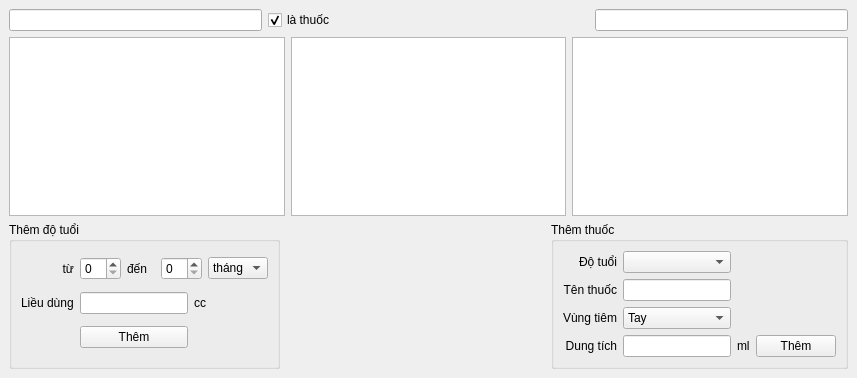
First picture: the form in managebenhvathuoc.ui, repository xdien/tcmr, before the edit.
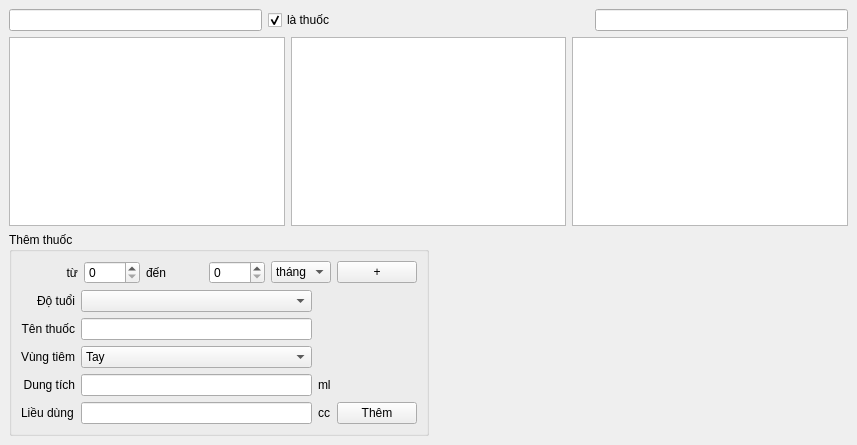
Second picture: the form after the edit.

Commit message: sua loi managebenhvathuoc

Patch:
```diff
--- a/managebenhvathuoc.ui
+++ b/managebenhvathuoc.ui
@@ -7,7 +7,7 @@
     <x>0</x>
     <y>0</y>
     <width>857</width>
-    <height>378</height>
+    <height>445</height>
    </rect>
   </property>
   <property name="windowTitle">
@@ -62,18 +62,15 @@
      </layout>
     </item>
     <item>
-     <layout class="QGridLayout" name="gridLayout_3">
-      <item row="0" column="0">
-       <widget class="QGroupBox" name="groupBox">
+     <layout class="QHBoxLayout" name="horizontalLayout">
+      <item>
+       <widget class="QGroupBox" name="groupBox_2">
         <property name="title">
-         <string>Thêm độ tuổi</string>
+         <string>Thêm thuốc</string>
         </property>
-        <layout class="QHBoxLayout" name="horizontalLayout">
+        <layout class="QVBoxLayout" name="verticalLayout">
          <item>
-          <layout class="QGridLayout" name="gridLayout">
-           <item row="0" column="1">
-            <widget class="QSpinBox" name="spinBox"/>
-           </item>
+          <layout class="QGridLayout" name="gridLayout_2">
            <item row="0" column="0">
             <widget class="QLabel" name="label_8">
              <property name="text">
@@ -84,27 +81,6 @@
              </property>
             </widget>
            </item>
-           <item row="1" column="0">
-            <widget class="QLabel" name="label_7">
-             <property name="text">
-              <string>Liều dùng</string>
-             </property>
-            </widget>
-           </item>
-           <item row="2" column="1" colspan="3">
-            <widget class="QPushButton" name="pushButton_themdotuoi">
-             <property name="text">
-              <string>Thêm</string>
-             </property>
-            </widget>
-           </item>
-           <item row="1" column="4" colspan="2">
-            <widget class="QLabel" name="label_9">
-             <property name="text">
-              <string>cc</string>
-             </property>
-            </widget>
-           </item>
            <item row="0" column="2">
             <widget class="QLabel" name="label">
              <property name="text">
@@ -112,13 +88,7 @@
              </property>
             </widget>
            </item>
-           <item row="1" column="1" colspan="3">
-            <widget class="QLineEdit" name="lineEdit_lieudung"/>
-           </item>
-           <item row="0" column="3" colspan="2">
-            <widget class="QSpinBox" name="spinBox_2"/>
-           </item>
-           <item row="0" column="5">
+           <item row="0" column="4">
             <widget class="QComboBox" name="comboBox_thangnam">
              <item>
               <property name="text">
@@ -132,72 +102,86 @@
              </item>
             </widget>
            </item>
+           <item row="0" column="5">
+            <widget class="QPushButton" name="pushButton_themdotuoi">
+             <property name="text">
+              <string>+</string>
+             </property>
+            </widget>
+           </item>
+           <item row="0" column="3">
+            <widget class="QSpinBox" name="spinBox_2"/>
+           </item>
+           <item row="0" column="1">
+            <widget class="QSpinBox" name="spinBox"/>
+           </item>
           </layout>
          </item>
-        </layout>
-       </widget>
-      </item>
-      <item row="0" column="1">
-       <spacer name="horizontalSpacer">
-        <property name="orientation">
-         <enum>Qt::Horizontal</enum>
-        </property>
-        <property name="sizeHint" stdset="0">
-         <size>
-          <width>40</width>
-          <height>20</height>
-         </size>
-        </property>
-       </spacer>
-      </item>
-      <item row="0" column="2">
-       <widget class="QGroupBox" name="groupBox_2">
-        <property name="title">
-         <string>Thêm thuốc</string>
-        </property>
-        <layout class="QVBoxLayout" name="verticalLayout">
          <item>
-          <layout class="QGridLayout" name="gridLayout_2">
-           <item row="3" column="4">
-            <widget class="QPushButton" name="pushButton_themthuoc">
+          <layout class="QGridLayout" name="gridLayout">
+           <item row="4" column="0">
+            <widget class="QLabel" name="label_7">
              <property name="text">
-              <string>Thêm</string>
-             </property>
-            </widget>
-           </item>
-           <item row="2" column="0">
-            <widget class="QLabel" name="label_6">
-             <property name="text">
-              <string>Vùng tiêm</string>
-             </property>
-             <property name="alignment">
-              <set>Qt::AlignRight|Qt::AlignTrailing|Qt::AlignVCenter</set>
-             </property>
-            </widget>
-           </item>
-           <item row="0" column="0">
-            <widget class="QLabel" name="label_4">
-             <property name="text">
-              <string>Độ tuổi</string>
-             </property>
-             <property name="alignment">
-              <set>Qt::AlignRight|Qt::AlignTrailing|Qt::AlignVCenter</set>
+              <string>Liều dùng</string>
              </property>
             </widget>
            </item>
            <item row="1" column="1">
             <widget class="QLineEdit" name="lineEdit_tenthuoc"/>
            </item>
-           <item row="0" column="1">
-            <widget class="QComboBox" name="comboBox_2"/>
+           <item row="3" column="0">
+            <widget class="QLabel" name="label_5">
+             <property name="text">
+              <string>Dung tích</string>
+             </property>
+             <property name="alignment">
+              <set>Qt::AlignRight|Qt::AlignTrailing|Qt::AlignVCenter</set>
+             </property>
+            </widget>
            </item>
-           <item row="3" column="3">
+           <item row="3" column="1">
+            <widget class="QLineEdit" name="lineEdit_dungtich"/>
+           </item>
+           <item row="3" column="2">
             <widget class="QLabel" name="label_10">
              <property name="text">
               <string>ml</string>
              </property>
             </widget>
            </item>
+           <item row="0" column="1">
+            <widget class="QComboBox" name="comboBox_2"/>
+           </item>
+           <item row="1" column="0">
+            <widget class="QLabel" name="label_3">
+             <property name="text">
+              <string>Tên thuốc</string>
+             </property>
+             <property name="alignment">
+              <set>Qt::AlignRight|Qt::AlignTrailing|Qt::AlignVCenter</set>
+             </property>
+            </widget>
+           </item>
+           <item row="0" column="0">
+            <widget class="QLabel" name="label_4">
+             <property name="text">
+              <string>Độ tuổi</string>
+             </property>
+             <property name="alignment">
+              <set>Qt::AlignRight|Qt::AlignTrailing|Qt::AlignVCenter</set>
+             </property>
+            </widget>
+           </item>
+           <item row="2" column="0">
+            <widget class="QLabel" name="label_6">
+             <property name="text">
+              <string>Vùng tiêm</string>
+             </property>
+             <property name="alignment">
+              <set>Qt::AlignRight|Qt::AlignTrailing|Qt::AlignVCenter</set>
+             </property>
+            </widget>
+           </item>
            <item row="2" column="1">
             <widget class="QComboBox" name="comboBox_vungtiem">
              <item>
@@ -212,27 +196,21 @@
              </item>
             </widget>
            </item>
-           <item row="1" column="0">
-            <widget class="QLabel" name="label_3">
+           <item row="4" column="1">
+            <widget class="QLineEdit" name="lineEdit_lieudung"/>
+           </item>
+           <item row="4" column="2">
+            <widget class="QLabel" name="label_9">
              <property name="text">
-              <string>Tên thuốc</string>
+              <string>cc</string>
              </property>
-             <property name="alignment">
-              <set>Qt::AlignRight|Qt::AlignTrailing|Qt::AlignVCenter</set>
-             </property>
             </widget>
            </item>
-           <item row="3" column="1">
-            <widget class="QLineEdit" name="lineEdit_dungtich"/>
-           </item>
-           <item row="3" column="0">
-            <widget class="QLabel" name="label_5">
+           <item row="4" column="3">
+            <widget class="QPushButton" name="pushButton_themthuoc">
              <property name="text">
-              <string>Dung tích</string>
+              <string>Thêm</string>
              </property>
-             <property name="alignment">
-              <set>Qt::AlignRight|Qt::AlignTrailing|Qt::AlignVCenter</set>
-             </property>
             </widget>
            </item>
           </layout>
@@ -247,6 +225,19 @@
         </layout>
        </widget>
       </item>
+      <item>
+       <spacer name="horizontalSpacer">
+        <property name="orientation">
+         <enum>Qt::Horizontal</enum>
+        </property>
+        <property name="sizeHint" stdset="0">
+         <size>
+          <width>40</width>
+          <height>20</height>
+         </size>
+        </property>
+       </spacer>
+      </item>
      </layout>
     </item>
    </layout>
```
Left out of the diff: 9 changed lines with no effect on the pictures. The commit also changes 5 other files.
